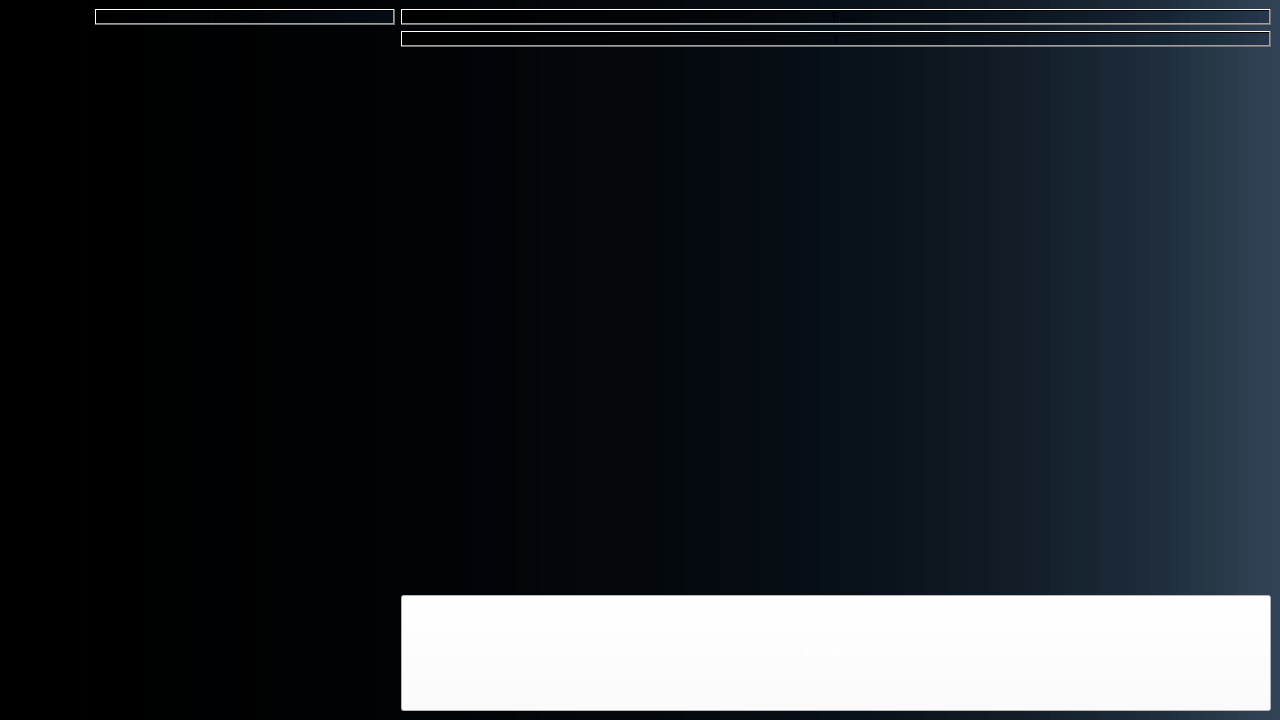
Rem-Ihu/rem-ng-assist, file mainwindow.ui: the form before one commit.
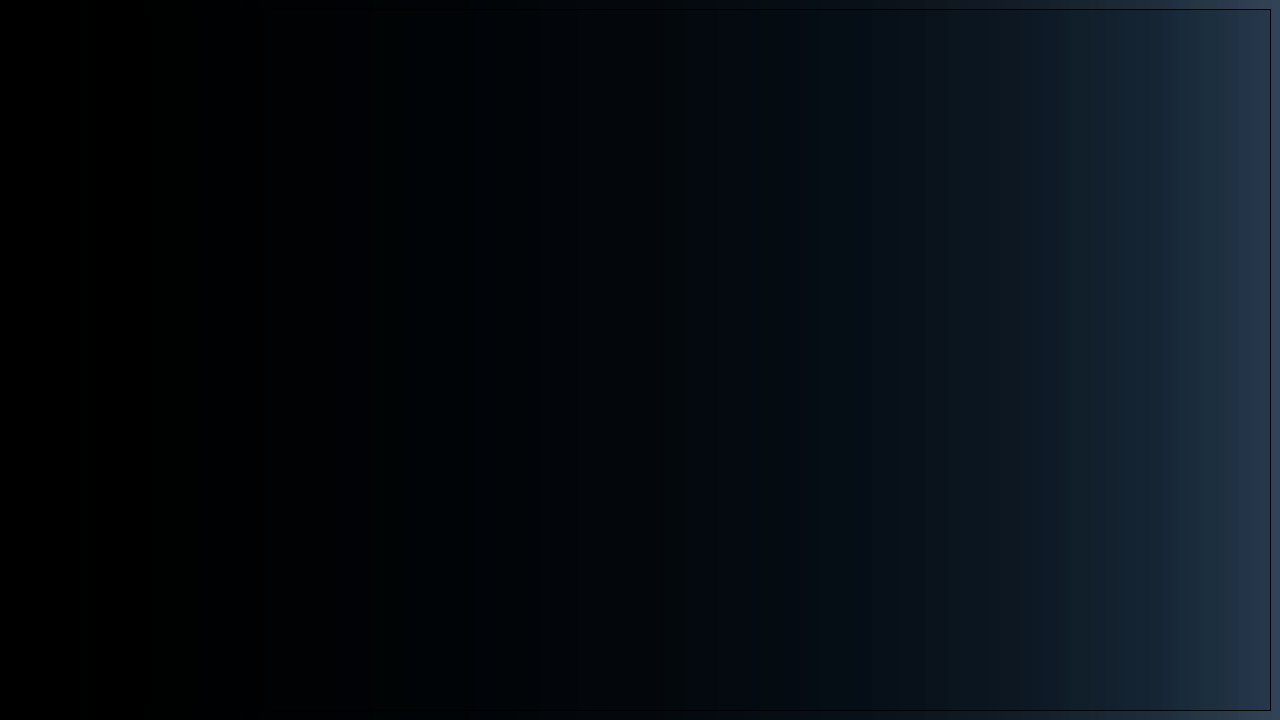
The form after the commit. The open tabs and pages were chosen to show the change. Icons and pictures are not drawn.

```diff
--- a/mainwindow.ui
+++ b/mainwindow.ui
@@ -1746,64 +1746,16 @@
       </widget>
       <widget class="QWidget" name="RealTime">
        <layout class="QGridLayout" name="gridLayout_4">
-        <item row="1" column="1">
-         <widget class="QPushButton" name="pushButtonInstagram">
-          <property name="text">
-           <string>I</string>
-          </property>
-         </widget>
-        </item>
         <item row="0" column="0">
-         <widget class="QPushButton" name="pushButton_3">
-          <property name="minimumSize">
-           <size>
-            <width>0</width>
-            <height>0</height>
-           </size>
+         <widget class="QFrame" name="frame">
+          <property name="frameShape">
+           <enum>QFrame::StyledPanel</enum>
           </property>
-          <property name="maximumSize">
-           <size>
-            <width>300</width>
-            <height>100</height>
-           </size>
+          <property name="frameShadow">
+           <enum>QFrame::Raised</enum>
           </property>
-          <property name="text">
-           <string>PushButton</string>
-          </property>
          </widget>
         </item>
-        <item row="0" column="1">
-         <widget class="QPushButton" name="pushButton_5">
-          <property name="text">
-           <string>F</string>
-          </property>
-         </widget>
-        </item>
-        <item row="4" column="1">
-         <widget class="QPushButton" name="pushButton_2">
-          <property name="styleSheet">
-           <string notr="true">color:white;
-padding: 50px;
-background-color: white;</string>
-          </property>
-          <property name="text">
-           <string>PushButton</string>
-          </property>
-         </widget>
-        </item>
-        <item row="2" column="1">
-         <spacer name="verticalSpacer_2">
-          <property name="orientation">
-           <enum>Qt::Vertical</enum>
-          </property>
-          <property name="sizeHint" stdset="0">
-           <size>
-            <width>20</width>
-            <height>40</height>
-           </size>
-          </property>
-         </spacer>
-        </item>
        </layout>
       </widget>
       <widget class="QWidget" name="Charts">
```
Left out of the diff: 21 changed lines with no effect on the pictures.
